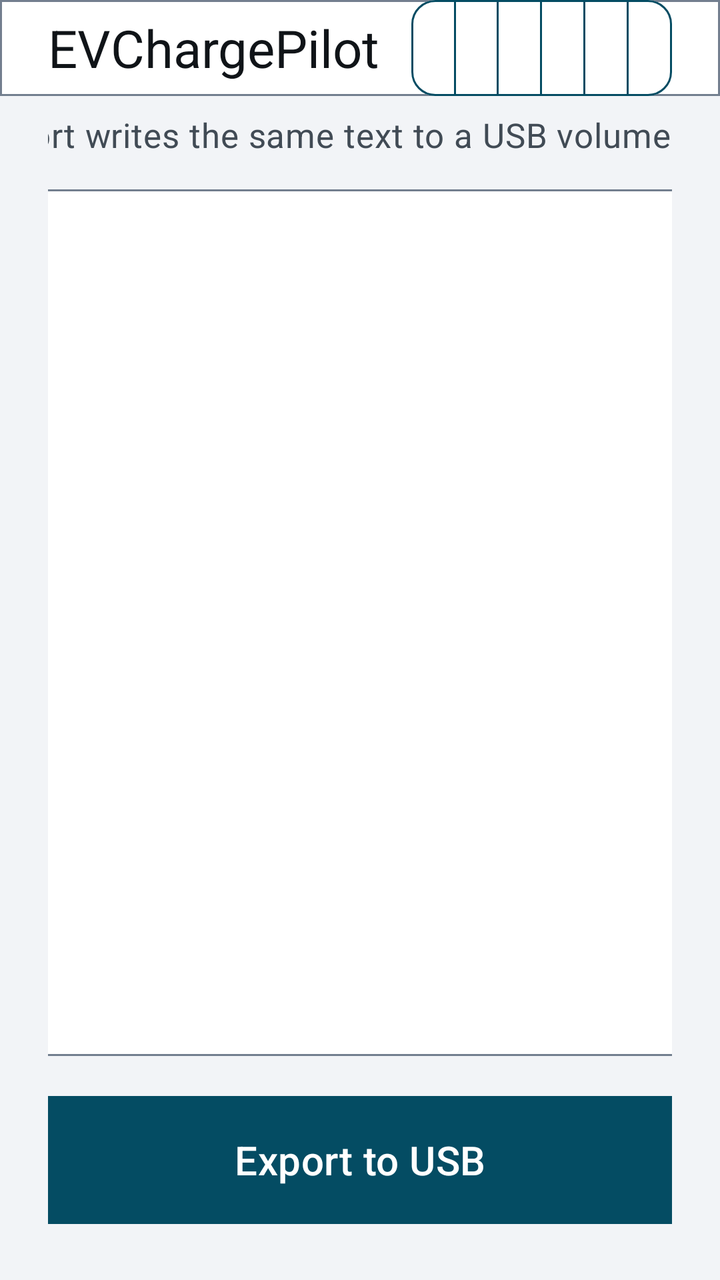
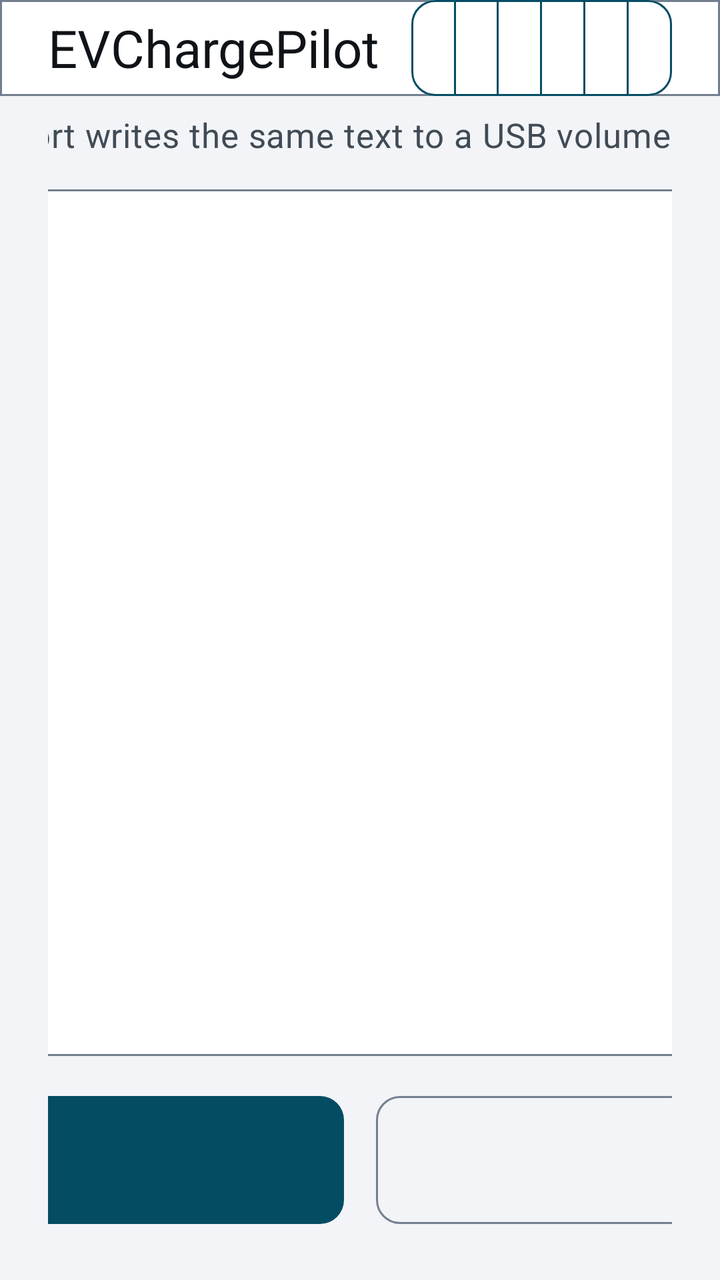

Screens rendered from an Android XML layout before and after an edit, with the pre-edit source and the edit as a unified diff.
<!-- AndroidManifest.xml: application theme Theme.EVChargePilot -->
<!-- res/layout/activity_diagnostics.xml -->
<?xml version="1.0" encoding="utf-8"?>
<LinearLayout xmlns:android="http://schemas.android.com/apk/res/android"
    android:layout_width="match_parent"
    android:layout_height="match_parent"
    android:orientation="vertical">

    <LinearLayout
        android:layout_width="match_parent"
        android:layout_height="@dimen/chargepilot_bar_height"
        android:background="@drawable/bg_topbar"
        android:gravity="center_vertical"
        android:orientation="horizontal"
        android:paddingStart="@dimen/spacing_lg"
        android:paddingEnd="@dimen/spacing_lg">

        <include
            layout="@layout/view_primary_navigation"
            android:layout_width="0dp"
            android:layout_height="match_parent"
            android:layout_weight="1" />
    </LinearLayout>

    <LinearLayout
        android:layout_width="match_parent"
        android:layout_height="0dp"
        android:layout_weight="1"
        android:gravity="center_horizontal"
        android:orientation="vertical"
        android:paddingStart="@dimen/spacing_lg"
        android:paddingTop="@dimen/chargepilot_bar_gap"
        android:paddingEnd="@dimen/spacing_lg"
        android:paddingBottom="@dimen/spacing_lg">

        <TextView
            android:layout_width="1720dp"
            android:layout_height="wrap_content"
            android:text="@string/diagnostics_intro"
            android:textAppearance="@style/Text.EV.Secondary" />

        <ScrollView
            android:layout_width="1720dp"
            android:layout_height="0dp"
            android:layout_marginTop="@dimen/spacing_md"
            android:layout_weight="1"
            android:background="@drawable/bg_card"
            android:padding="@dimen/spacing_lg">

            
            <TextView
                android:id="@+id/diagnosticsReport"
                android:layout_width="match_parent"
                android:layout_height="wrap_content"
                android:accessibilityLiveRegion="polite"
                android:fontFamily="monospace"
                android:text="@string/diagnostics_building"
                android:textAppearance="@style/Text.EV.Secondary"
                android:textIsSelectable="true" />
        </ScrollView>

        <LinearLayout
            android:layout_width="1720dp"
            android:layout_height="wrap_content"
            android:layout_marginTop="@dimen/spacing_md"
            android:orientation="horizontal">

            <com.google.android.material.button.MaterialButton
                android:id="@+id/diagnosticsExportAction"
                style="@style/Widget.EVChargePilot.Button"
                android:layout_width="0dp"
                android:layout_height="@dimen/touch_target"
                android:layout_weight="1"
                android:text="@string/diagnostics_export_usb" />

            
            <com.google.android.material.button.MaterialButton
                android:id="@+id/diagnosticsEvidenceAction"
                style="@style/Widget.EV.Button.Outlined"
                android:layout_width="0dp"
                android:layout_height="@dimen/touch_target"
                android:layout_marginStart="@dimen/spacing_md"
                android:layout_weight="1"
                android:text="@string/diagnostics_open_evidence"
                android:visibility="gone" />
        </LinearLayout>
    </LinearLayout>
</LinearLayout>
<!-- res/layout/view_primary_navigation.xml (included above) -->
<?xml version="1.0" encoding="utf-8"?>
<LinearLayout
    xmlns:android="http://schemas.android.com/apk/res/android"
    xmlns:app="http://schemas.android.com/apk/res-auto"
    android:layout_width="match_parent"
    android:layout_height="match_parent"
    android:gravity="center_vertical"
    android:orientation="horizontal">

    <TextView
        android:layout_width="wrap_content"
        android:layout_height="wrap_content"
        android:layout_marginEnd="@dimen/spacing_md"
        android:text="@string/app_name"
        android:textAppearance="@style/Text.EV.Title" />

    <com.google.android.material.button.MaterialButtonToggleGroup
        android:id="@+id/primaryNavigation"
        android:layout_width="0dp"
        android:layout_height="match_parent"
        android:layout_weight="1"
        app:selectionRequired="true"
        app:singleSelection="true">

    <com.google.android.material.button.MaterialButton
        android:id="@+id/navEnergy"
        style="@style/Widget.EVChargePilot.NavTab"
        android:layout_width="0dp"
        android:layout_height="match_parent"
        android:layout_weight="1"
        android:text="@string/tab_energy" />

    <com.google.android.material.button.MaterialButton
        android:id="@+id/navArrival"
        style="@style/Widget.EVChargePilot.NavTab"
        android:layout_width="0dp"
        android:layout_height="match_parent"
        android:layout_weight="1"
        android:text="@string/tab_arrival" />

    <com.google.android.material.button.MaterialButton
        android:id="@+id/navTrips"
        style="@style/Widget.EVChargePilot.NavTab"
        android:layout_width="0dp"
        android:layout_height="match_parent"
        android:layout_weight="1"
        android:text="@string/tab_trips" />

    <com.google.android.material.button.MaterialButton
        android:id="@+id/navBattery"
        style="@style/Widget.EVChargePilot.NavTab"
        android:layout_width="0dp"
        android:layout_height="match_parent"
        android:layout_weight="1"
        android:text="@string/tab_battery" />

    <com.google.android.material.button.MaterialButton
        android:id="@+id/navDiagnostics"
        style="@style/Widget.EVChargePilot.NavTab"
        android:layout_width="0dp"
        android:layout_height="match_parent"
        android:layout_weight="1"
        android:text="@string/tab_diagnostics" />

    <com.google.android.material.button.MaterialButton
        android:id="@+id/navSettings"
        style="@style/Widget.EVChargePilot.NavTab"
        android:layout_width="0dp"
        android:layout_height="match_parent"
        android:layout_weight="1"
        android:text="@string/tab_settings" />
    </com.google.android.material.button.MaterialButtonToggleGroup>
</LinearLayout>
<!-- resources referenced by this layout -->
<resources>
  <dimen name="chargepilot_bar_gap">@dimen/spacing_sm</dimen>
  <dimen name="chargepilot_bar_height">48dp</dimen>
  <dimen name="spacing_lg">24dp</dimen>
  <dimen name="spacing_md">16dp</dimen>
  <dimen name="touch_target">72dp</dimen>
  <!-- drawable bg_card (drawable) -->
  <?xml version="1.0" encoding="utf-8"?>
  <shape xmlns:android="http://schemas.android.com/apk/res/android" android:shape="rectangle">
      <solid android:color="@color/ev_surface" />
      <stroke android:width="1dp" android:color="@color/ev_outline" />
      <corners android:radius="@dimen/ev_corner" />
  </shape>
  <!-- drawable bg_topbar (drawable) -->
  <?xml version="1.0" encoding="utf-8"?>
  <shape xmlns:android="http://schemas.android.com/apk/res/android" android:shape="rectangle">
      <solid android:color="@color/ev_surface" />
      <stroke android:width="1dp" android:color="@color/ev_outline" />
  </shape>
  <string name="app_name">EVChargePilot</string>
  <string name="diagnostics_building">Reading the vehicle properties…</string>
  <string name="diagnostics_export_usb">Export to USB</string>
  <string name="diagnostics_intro">What this app read from the car, what it derived, and why a missing figure is missing. Export writes the same text to a USB volume.</string>
  <string name="diagnostics_open_evidence">Open evidence capture</string>
  <string name="tab_arrival">Details</string>
  <string name="tab_battery">Battery</string>
  <string name="tab_diagnostics">Diagnostics</string>
  <string name="tab_energy">Energy</string>
  <string name="tab_settings">Settings</string>
  <string name="tab_trips">Trips</string>
  <style name="Text.EV.Secondary" parent="TextAppearance.Material3.BodyMedium">
          <item name="android:textSize">@dimen/text_secondary</item>
          <item name="android:textColor">@color/ev_text_secondary</item>
      </style>
  <style name="Text.EV.Title" parent="TextAppearance.Material3.TitleLarge">
          <item name="android:textSize">@dimen/text_title</item>
          <item name="android:textColor">@color/ev_text_primary</item>
      </style>
  <style name="Widget.EVChargePilot.Button" parent="Widget.EV.Button">
          <item name="android:textColor">@color/ev_button_text</item>
          <item name="backgroundTint">@color/ev_button_fill</item>
      </style>
  <dimen name="spacing_sm">8dp</dimen>
  <color name="ev_surface">#FFFFFFFF</color>
  <color name="ev_outline">#FF737F8F</color>
  <dimen name="ev_corner">12dp</dimen>
  <dimen name="text_secondary">17sp</dimen>
  <color name="ev_text_secondary">#FF414B55</color>
  <dimen name="text_title">26sp</dimen>
  <color name="ev_text_primary">#FF101418</color>
  <style name="ShapeAppearanceOverlay.EV.Button" parent="">
          <item name="cornerSize">@dimen/ev_corner</item>
      </style>
  <dimen name="text_body">20sp</dimen>
  <color name="ev_accent">#FF044C63</color>
  <color name="ev_on_accent">#FFFFFFFF</color>
  <color name="ev_surface_raised">#FFE4E8ED</color>
  <color name="ev_background">#FFF2F4F7</color>
  <color name="ev_error">#FF8F0F18</color>
  <style name="ThemeOverlay.EVChargePilot.Dialog" parent="ThemeOverlay.EV.Dialog">
          <item name="materialAlertDialogTitleTextStyle">@style/EVChargePilot.Dialog.Title</item>
          <item name="materialAlertDialogBodyTextStyle">@style/EVChargePilot.Dialog.Body</item>
      </style>
  <style name="EVChargePilot.Dialog.Title" parent="MaterialAlertDialog.Material3.Title.Text">
          <item name="android:textSize">@dimen/text_title</item>
          <item name="android:textColor">@color/ev_text_primary</item>
      </style>
  <style name="EVChargePilot.Dialog.Body" parent="MaterialAlertDialog.Material3.Body.Text">
          <item name="android:textSize">@dimen/text_secondary</item>
          <item name="android:textColor">@color/ev_text_primary</item>
          <item name="android:lineSpacingMultiplier">1.2</item>
      </style>
  <!-- unchanged entries left out for length: 6 -->
</resources>

<!-- the commit's change to res/layout/activity_diagnostics.xml (unified diff, before → after) -->
@@ -70,6 +70,15 @@
                 android:layout_height="@dimen/touch_target"
                 android:layout_weight="1"
                 android:text="@string/diagnostics_export_usb" />
+
+            <com.google.android.material.button.MaterialButton
+                android:id="@+id/diagnosticsSendAction"
+                style="@style/Widget.EV.Button.Outlined"
+                android:layout_width="0dp"
+                android:layout_height="@dimen/touch_target"
+                android:layout_marginStart="@dimen/spacing_md"
+                android:layout_weight="1"
+                android:text="@string/diagnostics_send" />
 
             
             <com.google.android.material.button.MaterialButton
<!-- resource entries referenced after the edit -->
@@ -23,6 +23,7 @@
   <string name="diagnostics_export_usb">Export to USB</string>
   <string name="diagnostics_intro">What this app read from the car, what it derived, and why a missing figure is missing. Export writes the same text to a USB volume.</string>
   <string name="diagnostics_open_evidence">Open evidence capture</string>
+  <string name="diagnostics_send">Send to server</string>
   <string name="tab_arrival">Details</string>
   <string name="tab_battery">Battery</string>
   <string name="tab_diagnostics">Diagnostics</string>
